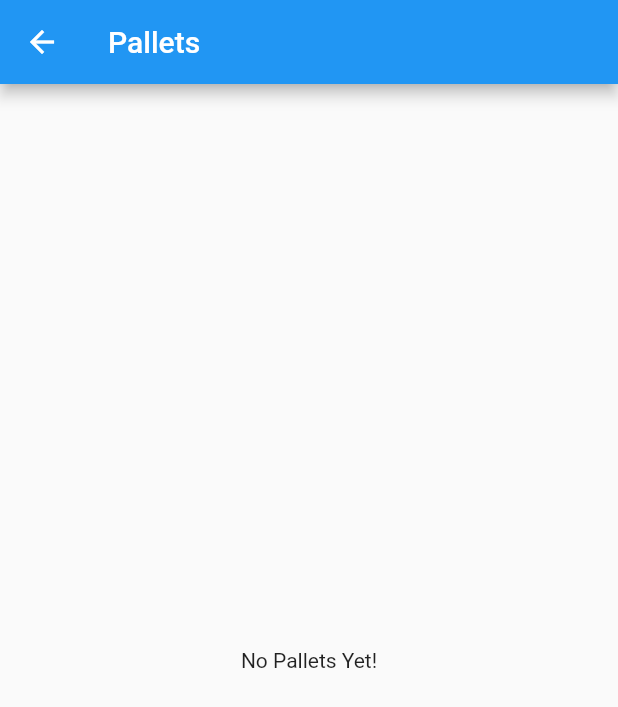
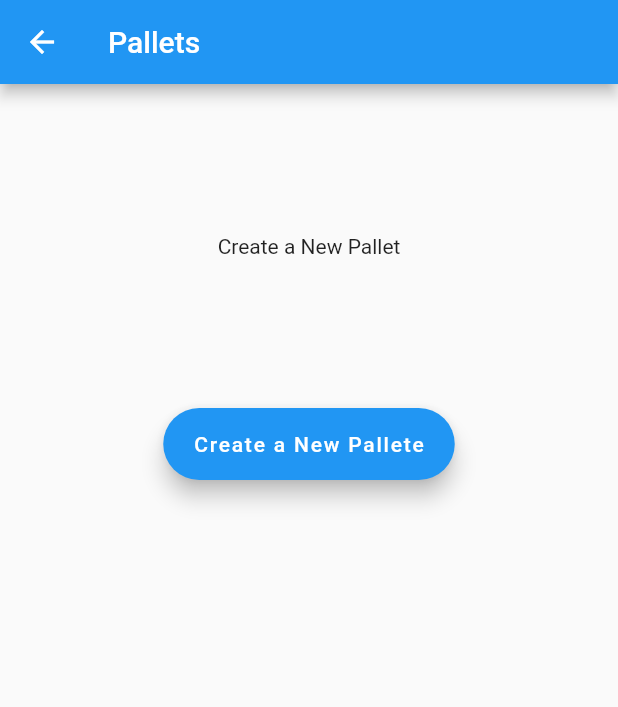
Before and after one commit to Imatifdev/mandeladrawing, a Flutter app: the ColorsScreen screen opened directly, after a tap on "Save Pallet", after a tap on "Pallet Screen", on a phone screen of 412 x 824 dp. Shown: the top 707 px of the screen. Run offline on Flutter 3.47's test engine with Material 2 defaults, Android fonts, the phone set to English and light mode, and no system bars; our stand-ins replace cloud_firestore, file_picker, firebase_auth, firebase_core, firebase_storage, flutter_colorpicker and 9 more; missing offline and left inert: file_saver, flutter_stripe, image_painter, stripe_android, universal_html; accounts and stored records are empty.

Commit message:
update 3

```diff
--- a/lib/colors_screen.dart
+++ b/lib/colors_screen.dart
@@ -1,8 +1,11 @@
 import 'package:cloud_firestore/cloud_firestore.dart';
+import 'package:flutter/cupertino.dart';
 import 'package:flutter/material.dart';
 import 'package:flutter_colorpicker/flutter_colorpicker.dart';
+import 'package:get/get.dart';
 import 'package:mandeladrawing/pallet_screen.dart';
 import 'package:firebase_auth/firebase_auth.dart';
+import 'package:mandeladrawing/utils/mycolors.dart';
 
 class ColorsScreen extends StatefulWidget {
   const ColorsScreen({super.key});
@@ -19,23 +22,21 @@ class _ColorsScreenState extends State<ColorsScreen> {
   TextEditingController controller = TextEditingController();
   Color pickedColor = Colors.blue;
   Color currentColor = Colors.blue;
-  List colorList=[];
-  Map<String,int> colorMap = {
-    "color0":Colors.grey.value ,
-    "color1":Colors.grey.value ,
-    "color2":Colors.grey.value ,
-    "color3":Colors.grey.value ,
-    "color4":Colors.grey.value ,
-    "color5":Colors.grey.value ,
-    "color6":Colors.grey.value ,
-    "color7":Colors.grey.value ,
+  List colorList = [];
+  Map<String, int> colorMap = {
+    "color0": Colors.grey.value,
+    "color1": Colors.grey.value,
+    "color2": Colors.grey.value,
+    "color3": Colors.grey.value,
+    "color4": Colors.grey.value,
+    "color5": Colors.grey.value,
+    "color6": Colors.grey.value,
+    "color7": Colors.grey.value,
   };
   void changeColor(Color color) {
     setState(() {
       pickedColor = color;
-
     });
-
   }
 
   void onColorChanged(Color color) {
@@ -50,15 +51,42 @@ class _ColorsScreenState extends State<ColorsScreen> {
   @override
   Widget build(BuildContext context) {
     return Scaffold(
-      backgroundColor: Colors.grey[200],
+        backgroundColor: appbg,
         appBar: AppBar(
-        title: const Text('Color Pickerr Demo'),
-        backgroundColor: Colors.red,
+          title: const Text(
+            'Create your pallet',
+            style: TextStyle(color: Colors.black),
+          ),
+          backgroundColor: appbg,
+          leading: GestureDetector(
+            onTap: () => Navigator.pop(context),
+            child: const Icon(
+              CupertinoIcons.left_chevron,
+              color: Colors.black,
+              size: 30,
+            ),
+          ),
+          actions: [
+            Padding(
+              padding: const EdgeInsets.all(16.0),
+              child: InkWell(
+                onTap: () {
+                  Get.to(() => const Settings());
+                },
+                child: const Icon(
+                  Icons.settings,
+                  color: Colors.black,
+                  size: 30,
+                ),
+              ),
+            ),
+          ],
         ),
         body: SingleChildScrollView(
           child: Padding(
             padding: const EdgeInsets.all(8.0),
-          child: Column(children: [
+            child: Column(
+              children: [
                 Form(
                   key: _formKey,
                   child: TextFormField(
@@ -69,18 +97,29 @@ class _ColorsScreenState extends State<ColorsScreen> {
                         }
                         return null;
                       },
-                decoration: InputDecoration( filled: true,
+                      decoration: InputDecoration(
+                        filled: true,
                         fillColor: Colors.white,
                         hintText: "Pallet Name",
+                        focusedBorder: OutlineInputBorder(
+                          borderRadius: BorderRadius.circular(10),
+                          borderSide: const BorderSide(
+                            color: appbg,
+                            width: 1,
+                          ),
+                        ),
                         enabledBorder: OutlineInputBorder(
                           borderRadius: BorderRadius.circular(10),
-                  borderSide: BorderSide(
-                    color: Colors.grey,
+                          borderSide: const BorderSide(
+                            color: appbg,
                             width: 1,
                           ),
-                ),)),
                         ),
-          SizedBox(height: 20,),
+                      )),
+                ),
+                const SizedBox(
+                  height: 20,
+                ),
                 Container(
                   decoration: BoxDecoration(
                     color: Colors.white,
@@ -93,21 +132,70 @@ class _ColorsScreenState extends State<ColorsScreen> {
                       Row(
                           mainAxisAlignment: MainAxisAlignment.spaceAround,
                           children: [
-                    CircleAvatar(child: Container(color: Color(colorMap["color0"] as int)),),
-                    CircleAvatar(child: Container(color: Color(colorMap["color1"] as int)),),
-                    CircleAvatar(child: Container(color: Color(colorMap["color2"] as int)),),
-                    CircleAvatar(child: Container(color: Color(colorMap["color3"] as int)),)
+                            CircleAvatar(
+                              child: Container(
+                                decoration: BoxDecoration(
+                                    borderRadius: BorderRadius.circular(20),
+                                    color: Color(colorMap["color0"] as int)),
+                              ),
+                            ),
+                            CircleAvatar(
+                              child: Container(
+                                decoration: BoxDecoration(
+                                    borderRadius: BorderRadius.circular(20),
+                                    color: Color(colorMap["color1"] as int)),
+                              ),
+                            ),
+                            CircleAvatar(
+                              child: Container(
+                                decoration: BoxDecoration(
+                                    borderRadius: BorderRadius.circular(20),
+                                    color: Color(colorMap["color2"] as int)),
+                              ),
+                            ),
+                            CircleAvatar(
+                              child: Container(
+                                decoration: BoxDecoration(
+                                    borderRadius: BorderRadius.circular(20),
+                                    color: Color(colorMap["color3"] as int)),
+                              ),
+                            ),
                           ]),
-                 const  SizedBox(height: 20,),
+                      const SizedBox(
+                        height: 20,
+                      ),
                       Row(
                           mainAxisAlignment: MainAxisAlignment.spaceAround,
                           children: [
-                    CircleAvatar(child: Container(color: Color(colorMap["color4"] as int)),),
-                    CircleAvatar(child: Container(color: Color(colorMap["color5"] as int)),),
-                    CircleAvatar(child: Container(color: Color(colorMap["color6"] as int)),),
-                    CircleAvatar(child: Container(color: Color(colorMap["color7"] as int)),)
+                            CircleAvatar(
+                              child: Container(
+                                decoration: BoxDecoration(
+                                    borderRadius: BorderRadius.circular(20),
+                                    color: Color(colorMap["color4"] as int)),
+                              ),
+                            ),
+                            CircleAvatar(
+                              child: Container(
+                                decoration: BoxDecoration(
+                                    borderRadius: BorderRadius.circular(20),
+                                    color: Color(colorMap["color5"] as int)),
+                              ),
+                            ),
+                            CircleAvatar(
+                              child: Container(
+                                decoration: BoxDecoration(
+                                    borderRadius: BorderRadius.circular(20),
+                                    color: Color(colorMap["color6"] as int)),
+                              ),
+                            ),
+                            CircleAvatar(
+                              child: Container(
+                                decoration: BoxDecoration(
+                                    borderRadius: BorderRadius.circular(20),
+                                    color: Color(colorMap["color7"] as int)),
+                              ),
+                            ),
                           ]),
-
                     ],
                   ),
                 ),
@@ -125,20 +213,33 @@ class _ColorsScreenState extends State<ColorsScreen> {
                     onColorChanged(pickedColor);
                   },
                 ),
-              ElevatedButton(onPressed: ()async{
-                if(_formKey.currentState!.validate()){
+                ElevatedButton(
+                    onPressed: () async {
+                      if (_formKey.currentState!.validate()) {
                         // List<int> colorList = colorMap.values.toList();
                         // MyColorPallet colorPallet = MyColorPallet(controller.text, colorList);
-               await FirebaseFirestore.instance.collection("Pallets").doc("$userId Pallet").collection("User Pallets").add({"Pallet Name":controller.text.trim(), "Pallet Colors":colorMap});
+                        await FirebaseFirestore.instance
+                            .collection("Pallets")
+                            .doc("$userId Pallet")
+                            .collection("User Pallets")
+                            .add({
+                          "Pallet Name": controller.text.trim(),
+                          "Pallet Colors": colorMap
+                        });
+                        Navigator.of(context).pushNamed(PalletScreen.routeName);
+
                         print("all okayyy");
                       }
-              }, child:const  Text("Save Pallet")),
-              ElevatedButton(onPressed: (){
+                    },
+                    child: const Text("Save Pallet")),
+                ElevatedButton(
+                    onPressed: () {
                       Navigator.of(context).pushNamed(PalletScreen.routeName);
-              }, child: Text("Pallet Screen"))
-          ],),
+                    },
+                    child: const Text("Pallet Screen"))
+              ],
             ),
-      )
-    );
+          ),
+        ));
   }
 }
--- a/lib/main.dart
+++ b/lib/main.dart
@@ -69,7 +69,9 @@ class MyApp extends StatelessWidget {
         // is not restarted.
         primarySwatch: Colors.blue,
       ),
-      home: FirebaseAuth.instance.currentUser != null ? Home() : SignupPage(),
+      home: FirebaseAuth.instance.currentUser != null
+          ? PalletScreen()
+          : SplashScreen(),
       routes: {PalletScreen.routeName: (ctx) => PalletScreen()},
       // StreamBuilder(
       //   stream: FirebaseAuth.instance.authStateChanges(),
--- a/lib/my2.dart
+++ b/lib/my2.dart
@@ -28,6 +28,7 @@ class _ColorSliderState extends State<ColorSlider> {
             padding: const EdgeInsets.symmetric(horizontal: 16.0),
             child: Container(
               decoration: BoxDecoration(
+                borderRadius: BorderRadius.circular(30),
                 gradient: LinearGradient(
                   colors: [
                     Colors.transparent,
--- a/lib/pallet_screen.dart
+++ b/lib/pallet_screen.dart
@@ -1,6 +1,7 @@
 import 'package:cloud_firestore/cloud_firestore.dart';
 import 'package:flutter/material.dart';
 import 'package:firebase_auth/firebase_auth.dart';
+import 'package:mandeladrawing/colors_screen.dart';
 
 import 'models/colorpalletemodel.dart';
 
@@ -13,7 +14,6 @@ class PalletScreen extends StatefulWidget {
 }
 
 class _PalletScreenState extends State<PalletScreen> {
-
   final userId = FirebaseAuth.instance.currentUser!.uid;
 
   Widget _buildListItem(MyColorPallet pallet) {
@@ -26,26 +26,25 @@ class _PalletScreenState extends State<PalletScreen> {
           Container(
             height: 200,
             child: ListView.builder(
+              scrollDirection: Axis.vertical,
               itemCount: pallet.mycolors.length,
               itemBuilder: (context, index) {
-              return Row(
-                children: [
-                  Container(
+                return Container(
                   height: 50,
-                  width: 50,
+                  width: 150,
                   color: Color(pallet.mycolors[index]),
-                )],
-              );
-            },),
+                );
+              },
+            ),
           ),
         ],
-      )
+      ),
     );
   }
 
   Widget _buildList(QuerySnapshot<Object?>? snapshot) {
     if (snapshot!.docs.isEmpty) {
-      return const Center(child: Text("No Pallets Yet!"));
+      return const Center(child: Center(child: Text("Create a New Pallet")));
     } else {
       return ListView.builder(
         itemCount: snapshot.docs.length,
@@ -63,20 +62,34 @@ class _PalletScreenState extends State<PalletScreen> {
       padding: const EdgeInsets.all(8.0),
       child: Column(children: [
         StreamBuilder<QuerySnapshot>(
-            stream:
-                FirebaseFirestore.instance.collection("Pallets").doc("$userId Pallet").collection("User Pallets").snapshots(),
+            stream: FirebaseFirestore.instance
+                .collection("Pallets")
+                .doc("$userId Pallet")
+                .collection("User Pallets")
+                .snapshots(),
             builder: ((context, snapshot) {
               if (!snapshot.hasData) return const LinearProgressIndicator();
-              return Expanded(child: _buildList(snapshot.data));
+              return Container(height: 200, child: _buildList(snapshot.data));
             }))
       ]),
     );
   }
+
   @override
   Widget build(BuildContext context) {
     return Scaffold(
       appBar: AppBar(title: const Text("Pallets")),
-      body: _buildBody(context),
+      body: Column(
+        children: [
+          _buildBody(context),
+          FloatingActionButton.extended(
+              onPressed: () {
+                Navigator.push(context,
+                    MaterialPageRoute(builder: (context) => ColorsScreen()));
+              },
+              label: Text("Create a New Pallete"))
+        ],
+      ),
     );
   }
 }
--- a/lib/view/colorpannel/colorslistpage.dart
+++ b/lib/view/colorpannel/colorslistpage.dart
@@ -79,9 +79,10 @@ class ColorListPage extends StatelessWidget {
               crossAxisAlignment: CrossAxisAlignment.start,
               children: [
                 Text(
-                  palletName,
+                  "palletName",
                   style: TextStyle(
                     fontSize: 20,
+                    color: Colors.black,
                     fontWeight: FontWeight.bold,
                   ),
                 ),
--- a/lib/view/createpannel/drawpage.dart
+++ b/lib/view/createpannel/drawpage.dart
@@ -14,6 +14,7 @@ import '../../models/sketchmodel.dart';
 import '../../utils/mycolors.dart';
 import '../../widgets/canvassidedar.dart';
 import '../../widgets/create.dart';
+import '../../widgets/drawingboardcanvas.dart';
 import '../settings/settingsscreen.dart';
 import 'package:path/path.dart';
 import 'package:open_file/open_file.dart';
@@ -131,7 +132,7 @@ class DrawingPage extends HookWidget {
                   width: sliderValue.value,
                   height: sliderValue.value,
                   child: Center(
-                    child: DrawingCanvas(
+                    child: DrawingBoardCanvas(
                       width: 300,
                       height: 300,
 
--- a/lib/view/splash.dart
+++ b/lib/view/splash.dart
@@ -6,6 +6,7 @@ import 'dart:async';
 import 'package:mandeladrawing/view/authview/authhome.dart';
 import 'package:mandeladrawing/view/authview/login.dart';
 import 'package:get/get.dart';
+import 'package:mandeladrawing/view/plans/showmainpage.dart';
 // Import dart:async for Timer
 
 class SplashScreen extends StatefulWidget {
@@ -21,7 +22,7 @@ class _SplashScreenState extends State<SplashScreen> {
     // Delay for 2 seconds before navigating to the next screen
     Timer(Duration(seconds: 5), () {
       // Replace the below code with your navigation logic
-      Get.to(() => AuthHome());
+      Get.to(() => ShowingMainPage());
     });
   }
 
```
Also changed, not shown: lib/utils/routes.dart (+15 -0 lines), lib/view/plans/showmainpage.dart (+6 -4 lines), lib/widgets/drawingboardcanvas.dart (added, +269 -0 lines). Lines whose indentation alone changed are shown as unchanged.
